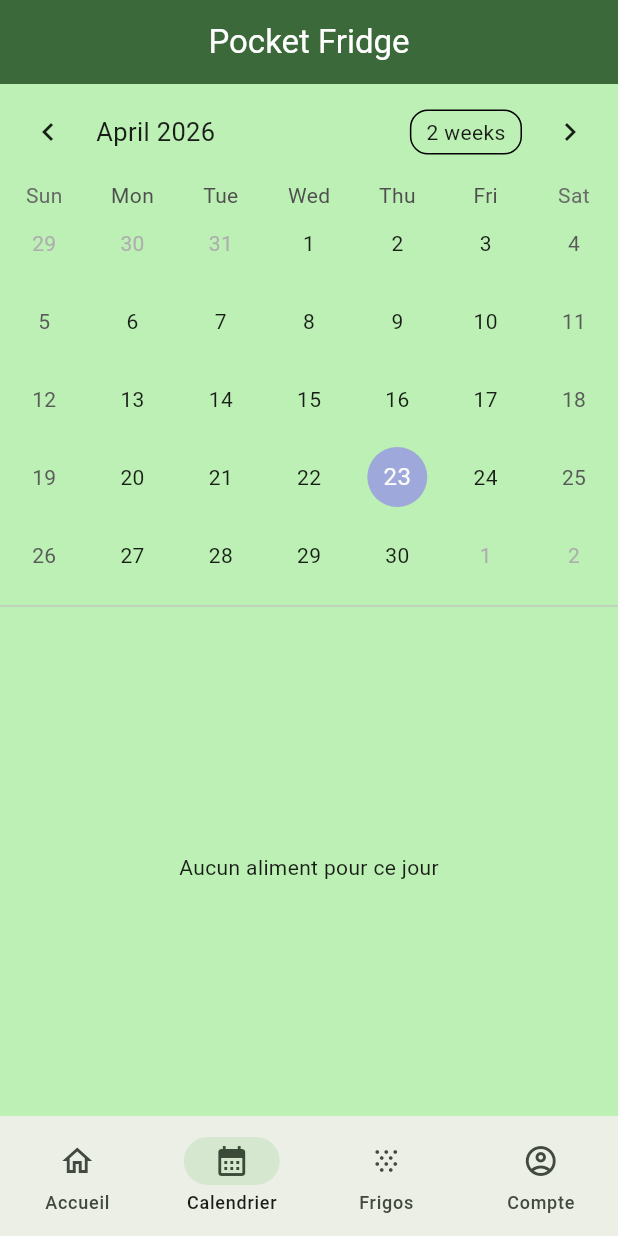
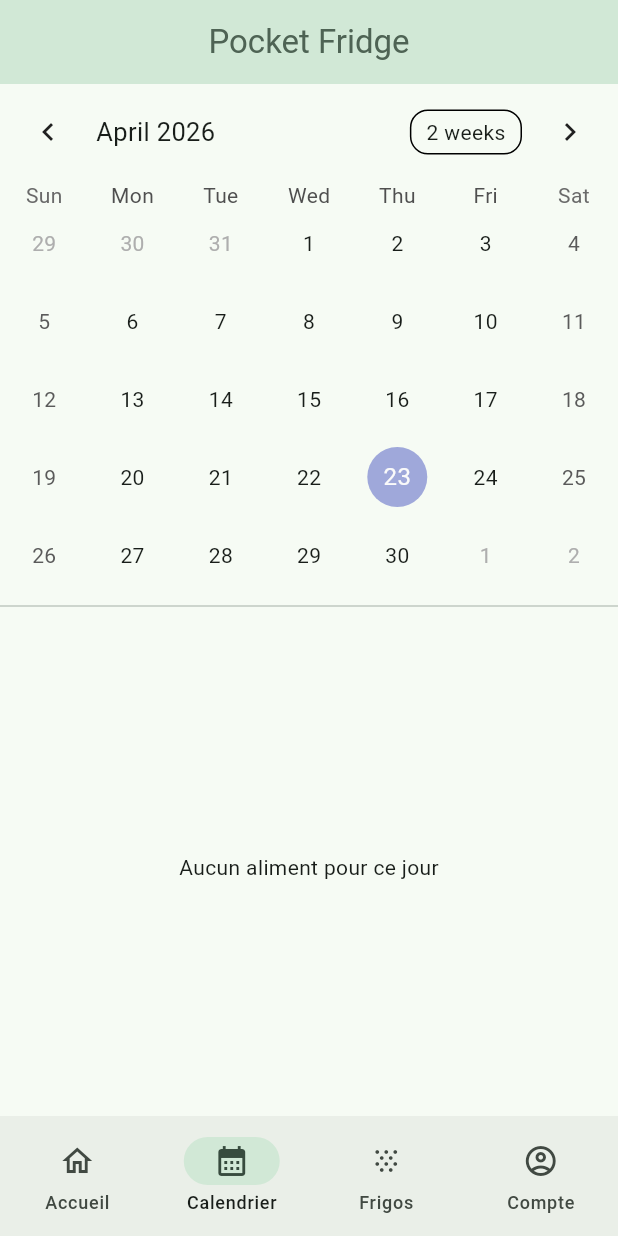
Before and after one commit to reminator329/PocketFridge, a Flutter app: the screen it shows once a user with an empty profile is signed in, item 2 of the bottom bar chosen, on a phone screen of 412 x 824 dp. Run offline on Flutter 3.47's test engine with Material 3 defaults, Android fonts, the light colour scheme and no system bars; drawn by our look-alikes of table_calendar; our stand-ins replace cloud_firestore, date_field, firebase_auth, firebase_core, firebase_messaging, flutter_local_notifications and 1 more; missing offline and left inert: google_sign_in_platform_interface; accounts and stored records are empty; network calls fail.

Commit message:
Change some colors

```diff
--- a/lib/main.dart
+++ b/lib/main.dart
@@ -8,13 +8,10 @@ import 'notification_service.dart';
 void main() async {
   WidgetsFlutterBinding.ensureInitialized();
 
-  await Firebase.initializeApp(
-    options: DefaultFirebaseOptions.currentPlatform,
-  );
+  await Firebase.initializeApp(options: DefaultFirebaseOptions.currentPlatform);
   await NotificationService.init();
   runApp(const MyApp());
 }
-
 
 class MyApp extends StatelessWidget {
   const MyApp({super.key});
@@ -23,8 +20,11 @@ class MyApp extends StatelessWidget {
   Widget build(BuildContext context) {
     return MaterialApp(
       theme: ThemeData(
-          colorScheme: ColorScheme.fromSeed(seedColor: Colors.green),
-          useMaterial3: true
+        colorScheme: ColorScheme.fromSeed(
+          // seedColor: Color.fromRGBO(111, 207, 151, 1.0),
+          seedColor: Color.fromRGBO(111, 207, 151, 1.0)
+        ),
+        useMaterial3: true,
       ),
       debugShowCheckedModeBanner: false,
       home: AuthGate(),
--- a/lib/my_material_app.dart
+++ b/lib/my_material_app.dart
@@ -23,9 +23,9 @@ class _MyMaterialPageState extends State<MyMaterialPage> {
   Widget build(BuildContext context) {
     var theme = Theme.of(context);
 
-    final backgroundScaffold = theme.colorScheme.primaryContainer;
-    final backgroundAppBar = theme.colorScheme.primary;
-    final colorAppBar = theme.colorScheme.onPrimary;
+    final backgroundAppBar = theme.colorScheme.secondaryContainer;
+    final colorAppBar = theme.colorScheme.secondary;
+    final backgroundScaffold = theme.colorScheme.surface;
 
     Widget page;
     switch (_currentIndex) {
@@ -63,7 +63,7 @@ class _MyMaterialPageState extends State<MyMaterialPage> {
             _currentIndex = index;
           });
         },
-        destinations: const [
+        destinations: [
           NavigationDestination(
             icon: Icon(Icons.home_outlined),
             selectedIcon: Icon(Icons.home),
--- a/lib/pages/fridge_page.dart
+++ b/lib/pages/fridge_page.dart
@@ -125,6 +125,7 @@ class _FridgePageState extends State<FridgePage> {
     final backgroundCardColor = theme.colorScheme.secondaryContainer;
     final cardColor = theme.colorScheme.secondary;
 
+
     return StreamBuilder(
       stream: FirebaseFirestore.instance
           .collection('fridge_users')
@@ -172,13 +173,11 @@ class _FridgePageState extends State<FridgePage> {
 
                       return Card(
                         elevation: 6,
-                        color: backgroundCardColor,
                         child: Column(
                           children: [
                             ListTile(
                               title: Text(
                                 fridge.name,
-                                style: TextStyle(color: cardColor),
                               ),
                               subtitle: const Text("Frigo partagé"),
                               trailing: Row(
```
